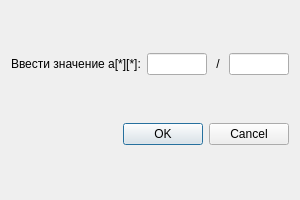
First picture: the form in addvaluematrixdialog.ui, repository Robbivan/GuiMatrixRational, before the edit.
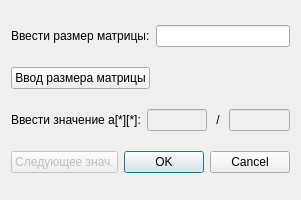
Second picture: the form after the edit.

Commit message: Added functional for dialog "addvaluematrixdialog". Added current matrix on main QWidget. Add operator << to matrix.

Patch:
```diff
--- a/addvaluematrixdialog.ui
+++ b/addvaluematrixdialog.ui
@@ -14,6 +14,44 @@
    <string>Dialog</string>
   </property>
   <layout class="QVBoxLayout" name="verticalLayout_2">
+   <item>
+    <layout class="QHBoxLayout" name="horizontalLayout_3">
+     <item>
+      <widget class="QLabel" name="sizeLabel">
+       <property name="text">
+        <string>Ввести размер матрицы:</string>
+       </property>
+      </widget>
+     </item>
+     <item>
+      <widget class="QLineEdit" name="sizeLineEdit"/>
+     </item>
+    </layout>
+   </item>
+   <item>
+    <layout class="QHBoxLayout" name="horizontalLayout_4">
+     <item>
+      <widget class="QPushButton" name="sizeButton">
+       <property name="text">
+        <string>Ввод размера матрицы</string>
+       </property>
+      </widget>
+     </item>
+     <item>
+      <spacer name="horizontalSpacer">
+       <property name="orientation">
+        <enum>Qt::Horizontal</enum>
+       </property>
+       <property name="sizeHint" stdset="0">
+        <size>
+         <width>40</width>
+         <height>20</height>
+        </size>
+       </property>
+      </spacer>
+     </item>
+    </layout>
+   </item>
    <item>
     <layout class="QHBoxLayout" name="horizontalLayout">
      <item>
@@ -24,7 +62,11 @@
       </widget>
      </item>
      <item>
-      <widget class="QLineEdit" name="numeratorLineEdit"/>
+      <widget class="QLineEdit" name="numeratorLineEdit">
+       <property name="enabled">
+        <bool>false</bool>
+       </property>
+      </widget>
      </item>
      <item>
       <widget class="QLabel" name="separator">
@@ -34,19 +76,37 @@
       </widget>
      </item>
      <item>
-      <widget class="QLineEdit" name="dividerLineEdit"/>
+      <widget class="QLineEdit" name="dividerLineEdit">
+       <property name="enabled">
+        <bool>false</bool>
+       </property>
+      </widget>
      </item>
     </layout>
    </item>
    <item>
-    <widget class="QDialogButtonBox" name="buttonBox">
-     <property name="orientation">
-      <enum>Qt::Horizontal</enum>
-     </property>
-     <property name="standardButtons">
-      <set>QDialogButtonBox::Cancel|QDialogButtonBox::Ok</set>
-     </property>
-    </widget>
+    <layout class="QHBoxLayout" name="horizontalLayout_2">
+     <item>
+      <widget class="QPushButton" name="nextValueButton">
+       <property name="enabled">
+        <bool>false</bool>
+       </property>
+       <property name="text">
+        <string>Следующее знач.</string>
+       </property>
+      </widget>
+     </item>
+     <item>
+      <widget class="QDialogButtonBox" name="buttonBox">
+       <property name="orientation">
+        <enum>Qt::Horizontal</enum>
+       </property>
+       <property name="standardButtons">
+        <set>QDialogButtonBox::Cancel|QDialogButtonBox::Ok</set>
+       </property>
+      </widget>
+     </item>
+    </layout>
    </item>
   </layout>
  </widget>
```
The commit also changes 7 other files.
